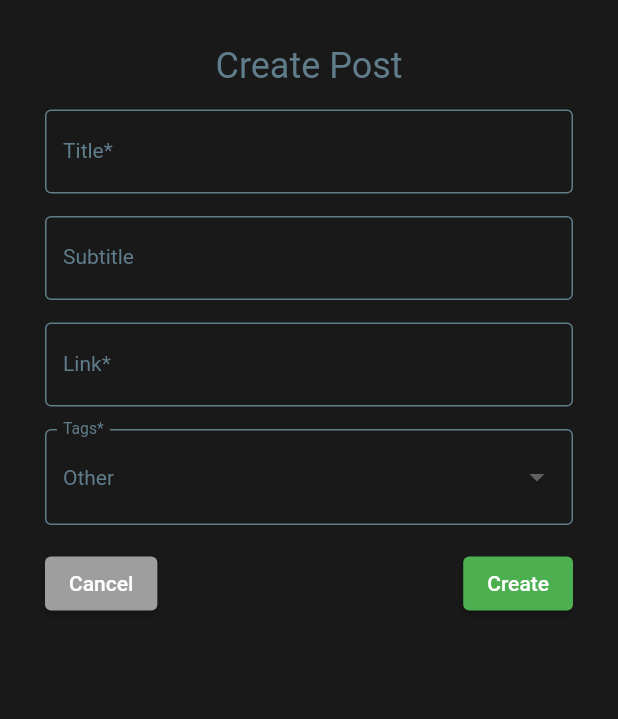
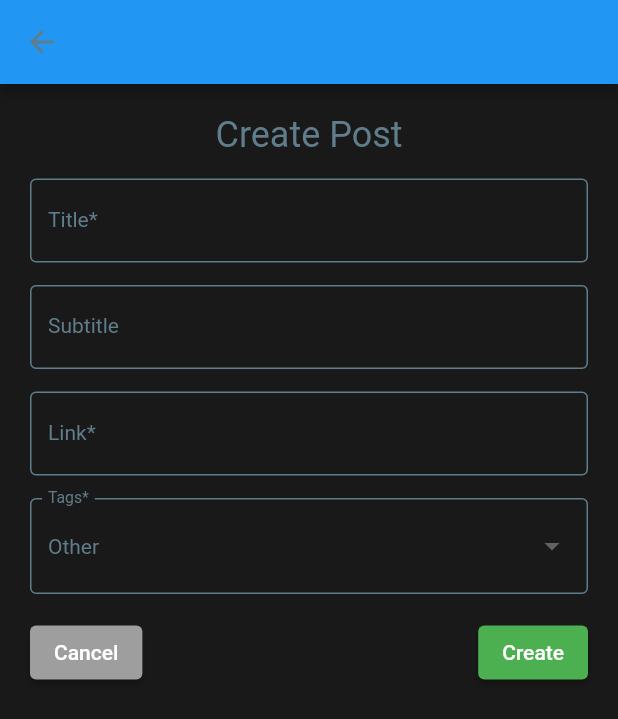
Before and after one commit to duccanhole/flutter-blog, a Flutter app: the PostEditPage widget shown alone on an empty page, opened directly, on a phone screen of 412 x 824 dp. Shown: the top 719 px of the screen. Run offline on Flutter 3.47's test engine with Material 2 defaults, Android fonts, the phone set to English and light mode, and no system bars; our stand-ins replace shared_preferences, webview_flutter; accounts and stored records are empty; network calls fail.

Commit message:
update: post-detail

```diff
--- /dev/null
+++ b/lib/layout/LayoutWidget.dart
@@ -0,0 +1,22 @@
+import 'package:flutter/material.dart';
+
+class LayoutWidget extends StatelessWidget {
+  const LayoutWidget({super.key, required this.child});
+  final Widget child;
+
+  @override
+  Widget build(BuildContext context) {
+    return Scaffold(
+      backgroundColor: Theme.of(context).backgroundColor,
+      appBar: AppBar(
+        leading: const BackButton(
+          color: Colors.blueGrey,
+        ),
+      ),
+      body: Padding(
+        padding: const EdgeInsets.all(20),
+        child: child,
+      ),
+    );
+  }
+}
--- a/lib/route/PostEdit.dart
+++ b/lib/route/PostEdit.dart
@@ -3,6 +3,7 @@ import 'dart:ui';
 
 import 'package:app/api/post/index.dart';
 import 'package:app/interface/Post.interface.dart';
+import 'package:app/layout/LayoutWidget.dart';
 import 'package:flutter/material.dart';
 import 'package:http/http.dart';
 
@@ -86,10 +87,7 @@ class PostEditPageState extends State<PostEditPage> {
       }
     }
 
-    return Scaffold(
-        backgroundColor: Theme.of(context).backgroundColor,
-        body: Padding(
-          padding: const EdgeInsets.all(30),
+    return LayoutWidget(
         child: Center(
             child: Column(
       children: [
@@ -133,8 +131,8 @@ class PostEditPageState extends State<PostEditPage> {
                     decoration: inputStyle('Tags*'),
                     isExpanded: true,
                     items: tagsList
-                              .map<DropdownMenuItem<String>>((e) =>
-                                  DropdownMenuItem(value: e, child: Text(e)))
+                        .map<DropdownMenuItem<String>>(
+                            (e) => DropdownMenuItem(value: e, child: Text(e)))
                         .toList(),
                     onChanged: (String? value) {
                       postTags = value!.toString();
@@ -145,8 +143,7 @@ class PostEditPageState extends State<PostEditPage> {
                   children: [
                     ElevatedButton(
                         style: ButtonStyle(
-                                  backgroundColor:
-                                      MaterialStateColor.resolveWith(
+                            backgroundColor: MaterialStateColor.resolveWith(
                                 (states) => Colors.grey)),
                         onPressed: goBack,
                         child: const Text('Cancel')),
@@ -162,14 +159,12 @@ class PostEditPageState extends State<PostEditPage> {
                               child: const Text('Delete')),
                         ElevatedButton(
                             style: ButtonStyle(
-                                      backgroundColor:
-                                          MaterialStateColor.resolveWith(
+                                backgroundColor: MaterialStateColor.resolveWith(
                                     (states) => widget.isEdit
                                         ? Colors.blue
                                         : Colors.green)),
                             onPressed: loading ? null : onSave,
-                                  child:
-                                      Text(widget.isEdit ? 'Save' : 'Create'))
+                            child: Text(widget.isEdit ? 'Save' : 'Create'))
                       ],
                     )
                   ],
@@ -177,7 +172,6 @@ class PostEditPageState extends State<PostEditPage> {
               ],
             )),
       ],
-          )),
-        ));
+    )));
   }
 }
```
Also changed, not shown: lib/api/post/index.dart (+19 -0 lines), lib/route/PostDetail.dart (added, +73 -0 lines), lib/widget/PostItem.dart (+25 -11 lines), lib/widget/PostDetail.dart (deleted). Lines whose indentation alone changed are shown as unchanged.
